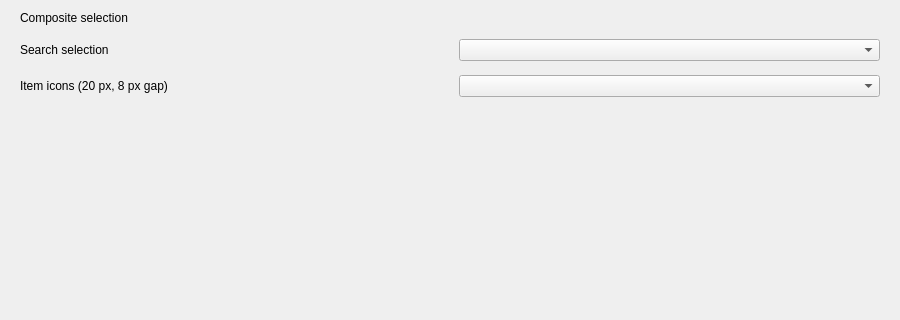
The window that examples/comboboxespage.ui (daonvshu/qt-animated-widgets) describes before a commit, drawn with Qt 5; both pictures show x 0 to 900 and y 152 to 472 of the 900 by 640 pixel window.
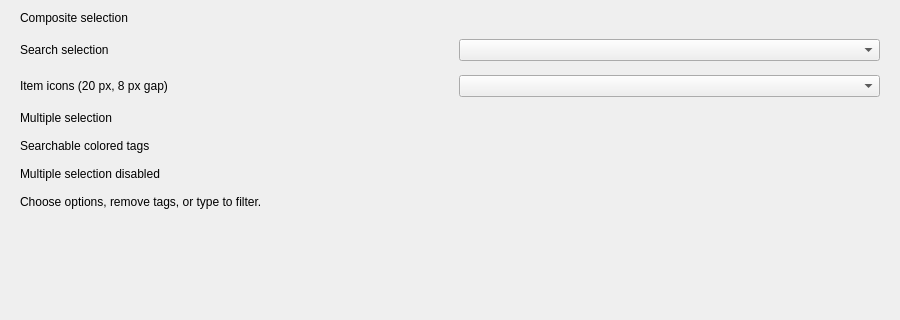
The same window after the commit. Custom widgets are drawn as their Qt base class.

Commit message: feat: add multi-select combo box and configurable tags

```diff
--- a/examples/comboboxespage.ui
+++ b/examples/comboboxespage.ui
@@ -113,6 +113,40 @@
      <item row="5" column="1">
       <widget class="ComboBox" name="comboIcons"/>
      </item>
+     <item row="6" column="0">
+      <widget class="QLabel" name="multiLabel">
+       <property name="text"><string>Multiple selection</string></property>
+      </widget>
+     </item>
+     <item row="6" column="1">
+      <widget class="MultiSelectComboBox" name="comboMulti">
+       <property name="searchable"><bool>false</bool></property>
+       <property name="clearButtonVisible"><bool>false</bool></property>
+      </widget>
+     </item>
+     <item row="7" column="0">
+      <widget class="QLabel" name="multiSearchLabel">
+       <property name="text"><string>Searchable colored tags</string></property>
+      </widget>
+     </item>
+     <item row="7" column="1">
+      <widget class="MultiSelectComboBox" name="comboMultiSearch"/>
+     </item>
+     <item row="8" column="0">
+      <widget class="QLabel" name="multiDisabledLabel">
+       <property name="text"><string>Multiple selection disabled</string></property>
+      </widget>
+     </item>
+     <item row="8" column="1">
+      <widget class="MultiSelectComboBox" name="comboMultiDisabled">
+       <property name="enabled"><bool>false</bool></property>
+      </widget>
+     </item>
+     <item row="9" column="0" colspan="2">
+      <widget class="QLabel" name="multiResultLabel">
+       <property name="text"><string>Choose options, remove tags, or type to filter.</string></property>
+      </widget>
+     </item>
     </layout>
    </item>
    <item>
@@ -126,6 +160,11 @@
   </layout>
  </widget>
  <customwidgets>
+  <customwidget>
+   <class>MultiSelectComboBox</class>
+   <extends>QWidget</extends>
+   <header>animatedwidgets/comboboxes/multiselectcombobox.h</header>
+  </customwidget>
   <customwidget>
    <class>SearchComboBox</class>
    <extends>QComboBox</extends>
```
The commit also changes 20 other files.
